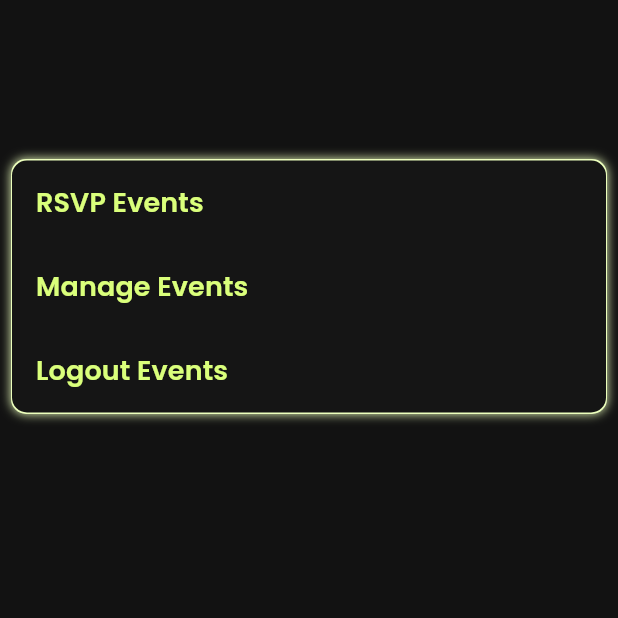
After one commit to manoharacharyaa/eventhub, a Flutter app: the Profile screen opened directly, on a phone screen of 412 x 824 dp, the top half of it. The commit adds this screen. Run offline on Flutter 3.47's test engine with Material 2 defaults, Android fonts, the phone set to English and light mode, and no system bars; our stand-ins replace appwrite, file_picker, flutter_switch, google_fonts, shared_preferences; accounts and stored records are empty; network calls fail.

Commit message:
20.creating profile page, displaying RSVP events & logout functionality

```diff
--- a/lib/colors/colors.dart
+++ b/lib/colors/colors.dart
@@ -2,6 +2,7 @@ import 'package:flutter/material.dart';
 
 const Color kPrimary = Color.fromARGB(255, 218, 255, 123);
 const Color kPrimaryInactive = Color.fromARGB(255, 236, 255, 189);
+const Color kAppTheme = Color(0xff151515);
 const Color kTransparent = Colors.transparent;
 const Color kBlack = Colors.black;
 const Color kWhite = Colors.white;
--- a/lib/main.dart
+++ b/lib/main.dart
@@ -23,7 +23,6 @@ class MyApp extends StatelessWidget {
       theme: ThemeData(
         useMaterial3: true,
         colorScheme: const ColorScheme.dark(),
-        appBarTheme: const AppBarTheme(centerTitle: true),
         textTheme: TextTheme(
           titleSmall: GoogleFonts.poppins(
             fontSize: 18,
--- a/lib/saved_data.dart
+++ b/lib/saved_data.dart
@@ -33,7 +33,7 @@ class SaveData {
   }
 
   //Get user email
-  static String getUserEmail(String email) {
+  static String getUserEmail() {
     return preferences!.getString('email') ?? '';
   }
 }
--- /dev/null
+++ b/lib/views/profile_page.dart
@@ -0,0 +1,110 @@
+import 'package:eventhub/auth.dart';
+import 'package:eventhub/colors/colors.dart';
+import 'package:eventhub/saved_data.dart';
+import 'package:eventhub/views/login.dart';
+import 'package:eventhub/views/rsvp_events.dart';
+import 'package:flutter/material.dart';
+
+class Profile extends StatefulWidget {
+  const Profile({super.key});
+
+  @override
+  State<Profile> createState() => _ProfileState();
+}
+
+class _ProfileState extends State<Profile> {
+  String name = "";
+  String email = "";
+  @override
+  void initState() {
+    super.initState();
+    name = SaveData.getUserName();
+    email = SaveData.getUserEmail();
+  }
+
+  @override
+  Widget build(BuildContext context) {
+    return SafeArea(
+      child: Scaffold(
+        body: Column(
+          crossAxisAlignment: CrossAxisAlignment.start,
+          children: [
+            Container(
+              margin: const EdgeInsets.only(top: 20, left: 10, bottom: 15),
+              child: Column(
+                crossAxisAlignment: CrossAxisAlignment.start,
+                children: [
+                  Text(
+                    name,
+                    style: Theme.of(context).textTheme.titleMedium,
+                  ),
+                  Text(
+                    email,
+                    style: Theme.of(context).textTheme.titleSmall,
+                  ),
+                ],
+              ),
+            ),
+            Padding(
+              padding: const EdgeInsets.all(8.0),
+              child: Container(
+                decoration: BoxDecoration(
+                  color: kAppTheme,
+                  borderRadius: BorderRadius.circular(10),
+                  boxShadow: const [
+                    BoxShadow(
+                      color: kPrimaryInactive,
+                      blurRadius: 5,
+                      spreadRadius: 0.5,
+                      blurStyle: BlurStyle.solid,
+                    )
+                  ],
+                ),
+                child: Column(
+                  crossAxisAlignment: CrossAxisAlignment.start,
+                  children: [
+                    ListTile(
+                      onTap: () {
+                        Navigator.push(
+                          context,
+                          MaterialPageRoute(
+                            builder: (context) => const RSVPEvents(),
+                          ),
+                        );
+                      },
+                      title: Text(
+                        'RSVP Events',
+                        style: Theme.of(context).textTheme.titleSmall,
+                      ),
+                    ),
+                    ListTile(
+                      title: Text(
+                        'Manage Events',
+                        style: Theme.of(context).textTheme.titleSmall,
+                      ),
+                    ),
+                    ListTile(
+                      onTap: () {
+                        logoutUser();
+                        Navigator.pushReplacement(
+                          context,
+                          MaterialPageRoute(
+                            builder: (context) => const LoginPage(),
+                          ),
+                        );
+                      },
+                      title: Text(
+                        'Logout Events',
+                        style: Theme.of(context).textTheme.titleSmall,
+                      ),
+                    ),
+                  ],
+                ),
+              ),
+            ),
+          ],
+        ),
+      ),
+    );
+  }
+}
```
Also changed, not shown: lib/containers/event_containers.dart (added, +120 -0 lines), lib/views/homepage.dart (+7 -25 lines), lib/views/rsvp_events.dart (added, +90 -0 lines).
